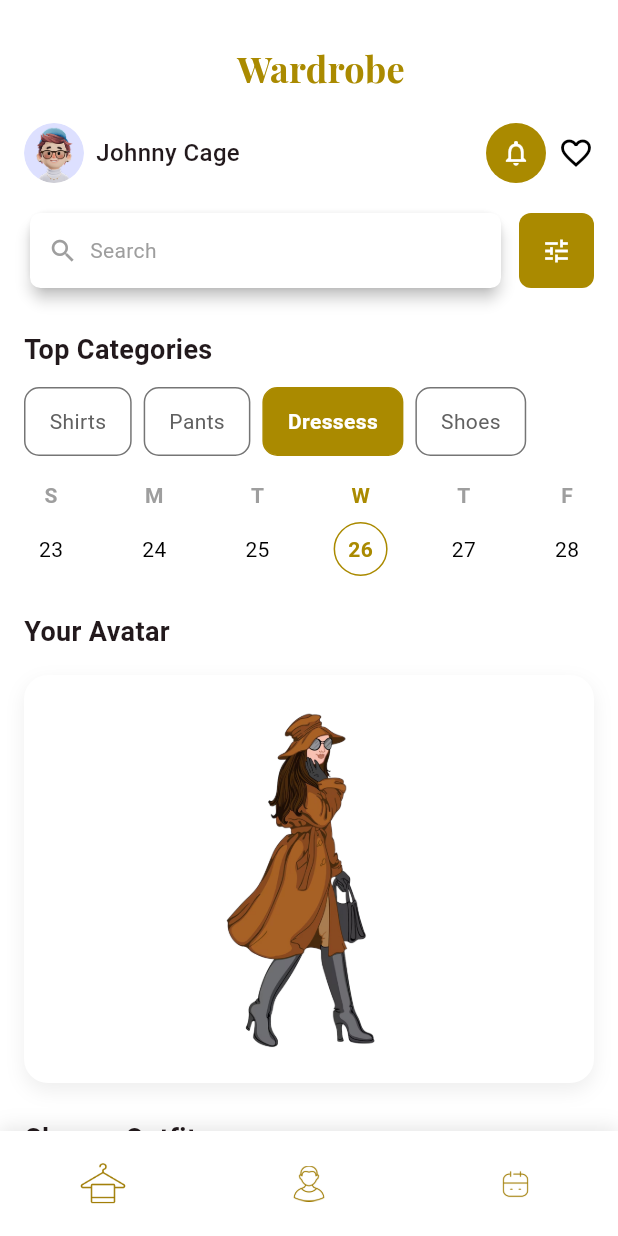
After one commit to daniyalqamar1007/fitlit_app, a Flutter app: the HomeScreen screen opened by its route, on a phone screen of 412 x 824 dp. The commit adds this screen. Run offline on Flutter 3.47's test engine with Material 3 defaults, Android fonts, the light colour scheme and no system bars; our stand-ins replace google_fonts, image_picker.

Commit message:
home page ui creation

```diff
--- a/lib/routes/App_routes.dart
+++ b/lib/routes/App_routes.dart
@@ -1,5 +1,6 @@
 
 import 'package:fitlip_app/view/Screens/Auth/sign_in.dart';
+import 'package:fitlip_app/view/Screens/Dashboard/bottomnavbar.dart';
 import 'package:flutter/cupertino.dart';
 import '../view/Screens/Auth/signup_screen.dart';
 import '../view/Screens/Onboarding_screen/Onboarding_screen.dart';
@@ -7,13 +8,15 @@ import '../view/Screens/Splash_screen/Splash_screen.dart';
 class AppRoutes {
   static const String splash = '/';
   static const String onboarding = '/onboarding';
-  static const String home = '/home';
+
   static const String signup = '/signup';
   static const String signin = '/signin';
+  static const String dashboard = '/dashboard';
   static final Map<String, WidgetBuilder> routes = {
     splash: (context) =>  SplashScreen(),
     onboarding: (context) =>  OnboardingScreen(),
     signup: (context) =>  SignUpScreen(),
     signin: (context) =>  SignInScreen(),
+    dashboard: (context) =>  HomeScreen(),
   };
 }
--- a/lib/view/Screens/Auth/sign_in.dart
+++ b/lib/view/Screens/Auth/sign_in.dart
@@ -152,6 +152,7 @@ class _SignInScreenState extends State<SignInScreen> {
         child: ElevatedButton(
           onPressed: () {
             if (_formKey.currentState?.validate() ?? false) {
+              Navigator.pushReplacementNamed(context, AppRoutes.dashboard);
               // Handle sign in logic
             }
           },
--- a/lib/view/Screens/Auth/signup_screen.dart
+++ b/lib/view/Screens/Auth/signup_screen.dart
@@ -267,7 +267,7 @@ class _SignUpScreenState extends State<SignUpScreen> {
       padding: const EdgeInsets.only(top: 16),
       child: Text.rich(
         TextSpan(
-          text: 'Already have an account? ',
+          text: 'Do you have an account? ',
           style: GoogleFonts.poppins(),
           children: [
             TextSpan(
--- /dev/null
+++ b/lib/view/Screens/Dashboard/bottomnavbar.dart
@@ -0,0 +1,95 @@
+import 'package:flutter/material.dart';
+import '../../Utils/Colors.dart';
+import 'hompage.dart';
+
+class HomeScreen extends StatefulWidget {
+  @override
+  _HomeScreenState createState() => _HomeScreenState();
+}
+
+class _HomeScreenState extends State<HomeScreen> {
+  int _currentIndex = 0;
+
+  final List<Widget> _pages = [
+    WardrobeScreen(),
+    Center(child: Text("Profile")),
+    Center(child: Text("Wallet")),
+  ];
+
+  @override
+  Widget build(BuildContext context) {
+    return Scaffold(
+      body: _pages[_currentIndex],
+      bottomNavigationBar: _buildCustomBottomNavBar(),
+    );
+  }
+
+  Widget _buildCustomBottomNavBar() {
+    return Container(
+      height: 70,
+      decoration: BoxDecoration(
+        color: Colors.white,
+        boxShadow: [
+          BoxShadow(
+            color: Colors.black.withOpacity(0.1),
+            blurRadius: 10,
+            offset: Offset(0, -2),
+          ),
+        ],
+      ),
+      child: Row(
+        mainAxisAlignment: MainAxisAlignment.spaceAround,
+        children: [
+          _buildNavItem(0, 'assets/Icons/home_icon.png', 'Wardrobe'),
+          _buildNavItem(1, 'assets/Icons/profile.png', 'Profile'),
+          _buildNavItem(2, 'assets/Icons/wallet.png', 'Wallet'),
+        ],
+      ),
+    );
+  }
+
+  Widget _buildNavItem(int index, String imagePath, String label) {
+    final isSelected = index == _currentIndex;
+
+    return GestureDetector(
+      onTap: () => setState(() => _currentIndex = index),
+      child: Container(
+        width: 70,
+        height: 60,
+        decoration: BoxDecoration(
+          borderRadius: BorderRadius.only(topLeft: Radius.circular(20))
+        ),
+        child: Column(
+          mainAxisAlignment: MainAxisAlignment.center,
+          children: [
+            // Selected item with blue circle background
+            if (isSelected)
+              Container(
+
+                decoration: BoxDecoration(
+                    borderRadius: BorderRadius.only(topLeft: Radius.circular(20))
+                ),
+                child: Center(
+                  child: Image.asset(
+                    imagePath,
+                    width: 32,
+                    height: 32,
+                    color: appcolor,
+                  ),
+                ),
+              )
+            else // Unselected item
+              Image.asset(
+                imagePath,
+                width: 24,
+                height: 24,
+                color:appcolor,
+              ),
+
+
+          ],
+        ),
+      ),
+    );
+  }
+}
--- /dev/null
+++ b/lib/view/Screens/Dashboard/hompage.dart
@@ -0,0 +1,470 @@
+import 'package:flutter/material.dart';
+import 'package:google_fonts/google_fonts.dart';
+import '../../Utils/Colors.dart';
+import '../../Utils/Constants.dart';
+
+import 'bottomnavbar.dart';
+
+class WardrobeScreen extends StatefulWidget {
+  const WardrobeScreen({Key? key}) : super(key: key);
+
+  @override
+  State<WardrobeScreen> createState() => _WardrobeScreenState();
+}
+
+class _WardrobeScreenState extends State<WardrobeScreen> {
+  final List<String> weekdays = ['S', 'M', 'T', 'W', 'T', 'F'];
+  final List<int> dates = [23, 24, 25, 26, 27, 28];
+  int selectedDateIndex = 3; // Default to 26 (index 3 in our dates array)
+
+  final List<String> categories = ['Shirts', 'Pants', 'Dressess', 'Shoes'];
+  int selectedCategoryIndex = 2; // Default to Dressess
+
+  final List<OutfitItem> outfitItems = [
+    OutfitItem(image: 'assets/Images/1.png'),
+    OutfitItem(image: 'assets/Images/2.png'),
+    OutfitItem(image: 'assets/Images/3.png'),
+    OutfitItem(image: 'assets/Images/4.png'),
+    OutfitItem(image: 'assets/Images/5.png'),
+    OutfitItem(image: 'assets/Images/6.png'),
+  ];
+
+  @override
+  Widget build(BuildContext context) {
+    return Scaffold(
+      backgroundColor: Colors.white,
+      body: SingleChildScrollView(
+        child: Padding(
+          padding: const EdgeInsets.all(16.0),
+          child: Column(
+            crossAxisAlignment: CrossAxisAlignment.start,
+            children: [
+              const SizedBox(height: 12),
+              _buildHeader(),
+              const SizedBox(height: 16),
+              _buildSearchBar(),
+              const SizedBox(height: 24),
+              _buildCategoriesSection(),
+              const SizedBox(height: 16),
+              _buildCalendarRow(),
+              const SizedBox(height: 24),
+              _buildAvatarSection(),
+              const SizedBox(height: 24),
+              _buildOutfitSection(),
+              const SizedBox(height: 24),
+              _buildActionButtons(),
+            ],
+          ),
+        ),
+      ),
+    );
+  }
+
+  Widget _buildHeader() {
+    return Column(
+      children: [
+        Row(
+          mainAxisAlignment: MainAxisAlignment.center,
+          children: [
+
+            const SizedBox(width: 16),
+             Text(
+              'Wardrobe',
+              style: GoogleFonts.playfairDisplay(
+                color: Color(0xFFAA8A00),
+                fontSize: 24,
+                fontWeight: FontWeight.bold,
+
+              ),
+            ),
+          ],
+        ),
+        SizedBox(height: 20,),
+        Row(
+          mainAxisAlignment: MainAxisAlignment.spaceBetween,
+          children: [
+Row(children: [
+  Container(
+    width: 40,
+    height: 40,
+    decoration: BoxDecoration(
+      borderRadius: BorderRadius.circular(20),
+      image: const DecorationImage(
+        image: AssetImage('assets/Images/circle_image.png'),
+        fit: BoxFit.cover,
+      ),
+    ),
+  ),
+  const SizedBox(width: 8),
+  // Name
+  const Text(
+    'Johnny Cage',
+    style: TextStyle(
+      fontSize: 16,
+      fontWeight: FontWeight.w500,
+    ),
+  ),
+],),
+            Row(
+              children: [
+                Container(
+                  width: 40,
+                  height: 40,
+                  decoration: BoxDecoration(
+                    color: const Color(0xFFAA8A00),
+                  shape: BoxShape.circle
+                  ),
+                  child: const Icon(
+                    Icons.notifications_outlined,
+                    color: Colors.white,
+                    size: 20,
+                  ),
+                ),
+                const SizedBox(width: 8),
+                const Icon(
+                  Icons.favorite_border,
+                  color: Colors.black,
+                  size: 24,
+                ),
+              ],
+            ),
+          ],
+        ),
+      ],
+    );
+  }
+
+  Widget _buildSearchBar() {
+    return Row(
+      children: [
+        // Profile image
+
+
+        Expanded(
+          flex: 3,
+          child: Card(
+            elevation: 4,
+            child: Container(
+
+              height: 50,
+              padding: const EdgeInsets.symmetric(horizontal: 12),
+              decoration: BoxDecoration(
+
+              color: Colors.white,
+                borderRadius: BorderRadius.circular(7),
+              ),
+              child: Row(
+                children: [
+                  const Icon(
+                    Icons.search,
+                    color: Colors.grey,
+                    size: 20,
+                  ),
+                  const SizedBox(width: 8),
+                  const Text(
+                    'Search',
+                    style: TextStyle(
+                      color: Colors.grey,
+                      fontSize: 14,
+                    ),
+                  ),
+                ],
+              ),
+            ),
+          ),
+        ),
+        const SizedBox(width: 8),
+        // Filter button
+        Container(
+          width: 50,
+          height: 50,
+          decoration: BoxDecoration(
+            color: const Color(0xFFAA8A00),
+            borderRadius: BorderRadius.circular(8),
+          ),
+          child: const Icon(
+            Icons.tune,
+            color: Colors.white,
+            size: 20,
+          ),
+        ),
+      ],
+    );
+  }
+
+  Widget _buildCategoriesSection() {
+    return Column(
+      crossAxisAlignment: CrossAxisAlignment.start,
+      children: [
+        const Text(
+          'Top Categories',
+          style: TextStyle(
+            fontSize: 18,
+            fontWeight: FontWeight.bold,
+          ),
+        ),
+        const SizedBox(height: 12),
+        SingleChildScrollView(
+          scrollDirection: Axis.horizontal,
+          child: Row(
+            children: List.generate(
+              categories.length,
+                  (index) => _buildCategoryChip(categories[index], index),
+            ),
+          ),
+        ),
+      ],
+    );
+  }
+
+  Widget _buildCategoryChip(String category, int index) {
+    final isSelected = index == selectedCategoryIndex;
+    return Container(
+      margin: const EdgeInsets.only(right: 8),
+      child: InkWell(
+        onTap: () {
+          setState(() {
+            selectedCategoryIndex = index;
+          });
+        },
+        child: Container(
+          padding: const EdgeInsets.symmetric(horizontal: 16, vertical: 12),
+          decoration: BoxDecoration(
+            color: isSelected ? const Color(0xFFAA8A00) : Colors.white,
+            borderRadius: BorderRadius.circular(10),
+            border: Border.all(
+              color: isSelected ? const Color(0xFFAA8A00) : Colors.black54,
+            ),
+          ),
+          child: Text(
+            category,
+            style: TextStyle(
+              color: isSelected ? Colors.white : Colors.grey.shade700,
+              fontWeight: isSelected ? FontWeight.bold : FontWeight.normal,
+            ),
+          ),
+        ),
+      ),
+    );
+  }
+
+  Widget _buildCalendarRow() {
+    return Row(
+      mainAxisAlignment: MainAxisAlignment.spaceBetween,
+      children: List.generate(
+        weekdays.length,
+            (index) => _buildCalendarItem(weekdays[index], dates[index], index),
+      ),
+    );
+  }
+
+  Widget _buildCalendarItem(String day, int date, int index) {
+    final isSelected = index == selectedDateIndex;
+    return InkWell(
+      onTap: () {
+        setState(() {
+          selectedDateIndex = index;
+        });
+      },
+      child: Column(
+        children: [
+          Text(
+            day,
+            style: TextStyle(
+              color: isSelected ? const Color(0xFFAA8A00) : Colors.grey,
+              fontWeight: FontWeight.bold,
+            ),
+          ),
+          const SizedBox(height: 8),
+          Container(
+            width: 36,
+            height: 36,
+            decoration: BoxDecoration(
+              shape: BoxShape.circle,
+              // color: isSelected ?   : Colors.transparent,
+              border: isSelected ? Border.all(color: const Color(0xFFAA8A00)) : null,
+            ),
+            child: Center(
+              child: Text(
+                date.toString(),
+                style: TextStyle(
+                  color: isSelected ? const Color(0xFFAA8A00) : Colors.black,
+                  fontWeight: isSelected ? FontWeight.bold : FontWeight.normal,
+                ),
+              ),
+            ),
+          ),
+        ],
+      ),
+    );
+  }
+
+  Widget _buildAvatarSection() {
+    return Column(
+      crossAxisAlignment: CrossAxisAlignment.start,
+      children: [
+        const Text(
+          'Your Avatar',
+          style: TextStyle(
+            fontSize: 18,
+            fontWeight: FontWeight.bold,
+          ),
+        ),
+        const SizedBox(height: 16),
+        Container(
+          width: double.infinity,
+          padding: const EdgeInsets.all(16),
+          decoration: BoxDecoration(
+            color: Colors.white,
+            borderRadius: BorderRadius.circular(16),
+            boxShadow: [
+              BoxShadow(
+                color: Colors.grey.shade200,
+                blurRadius: 10,
+                offset: const Offset(0, 5),
+              ),
+            ],
+          ),
+          child: Center(
+            child: Image.asset(
+              'assets/Images/main.png',
+              height: 240,
+              fit: BoxFit.contain,
+            ),
+          ),
+        ),
+      ],
+    );
+  }
+
+  Widget _buildOutfitSection() {
+    return Column(
+      crossAxisAlignment: CrossAxisAlignment.start,
+      children: [
+        const Text(
+          'Choose Outfit',
+          style: TextStyle(
+            fontSize: 18,
+            fontWeight: FontWeight.bold,
+          ),
+        ),
+        const SizedBox(height: 16),
+        GridView.builder(
+          shrinkWrap: true,
+          physics: const NeverScrollableScrollPhysics(),
+          gridDelegate: const SliverGridDelegateWithFixedCrossAxisCount(
+            crossAxisCount: 3,
+            crossAxisSpacing: 12,
+            mainAxisSpacing: 12,
+            childAspectRatio: 1,
+          ),
+          itemCount: outfitItems.length,
+          itemBuilder: (context, index) {
+            return _buildOutfitItem(outfitItems[index]);
+          },
+        ),
+      ],
+    );
+  }
+
+  Widget _buildOutfitItem(OutfitItem item) {
+    return Container(
+      decoration: BoxDecoration(
+        color: Colors.white,
+        borderRadius: BorderRadius.circular(12),
+        border: Border.all(color: Colors.grey.shade200),
+      ),
+      child: Center(
+        child: Padding(
+          padding: const EdgeInsets.all(16.0),
+          child: Image.asset(
+            item.image,
+            fit: BoxFit.contain,
+          ),
+        ),
+      ),
+    );
+  }
+
+  Widget _buildActionButtons() {
+    return Row(
+      children: [
+        Expanded(
+          child: Container(
+            height: 48,
+            decoration: BoxDecoration(
+              border: Border.all(color: const Color(0xFFAA8A00)),
+              borderRadius: BorderRadius.circular(8),
+            ),
+            child: Center(
+              child: Text(
+                'Upload',
+                style: TextStyle(
+                  color: const Color(0xFFAA8A00),
+                  fontWeight: FontWeight.bold,
+                ),
+              ),
+            ),
+          ),
+        ),
+        const SizedBox(width: 16),
+        Expanded(
+          child: Container(
+            height: 48,
+            decoration: BoxDecoration(
+              color: const Color(0xFFAA8A00),
+              borderRadius: BorderRadius.circular(8),
+            ),
+            child: const Center(
+              child: Text(
+                'Save Outfit',
+                style: TextStyle(
+                  color: Colors.white,
+                  fontWeight: FontWeight.bold,
+                ),
+              ),
+            ),
+          ),
+        ),
+      ],
+    );
+  }
+}
+
+// Custom painter for drawing dashed line
+class DashedLinePainter extends CustomPainter {
+  @override
+  void paint(Canvas canvas, Size size) {
+    final paint = Paint()
+      ..color = Colors.blue.shade300
+      ..strokeWidth = 1
+      ..style = PaintingStyle.stroke;
+
+    const dashWidth = 5;
+    const dashSpace = 5;
+    double startY = 0;
+
+    while (startY < size.height) {
+      canvas.drawLine(
+        Offset(0, startY),
+        Offset(0, startY + dashWidth),
+        paint,
+      );
+      startY += dashWidth + dashSpace;
+    }
+  }
+
+  @override
+  bool shouldRepaint(covariant CustomPainter oldDelegate) => false;
+}
+
+// Model for outfit items
+class OutfitItem {
+  final String image;
+  bool isSelected;
+
+  OutfitItem({
+    required this.image,
+    this.isSelected = false,
+  });
+}
--- /dev/null
+++ b/lib/view/Widgets/custom_chip.dart
@@ -0,0 +1,95 @@
+import 'package:flutter/cupertino.dart';
+import 'package:flutter/material.dart';
+
+import '../Utils/Colors.dart';
+
+class CategoryChip extends StatelessWidget {
+  final String label;
+  final bool isSelected;
+  final VoidCallback onTap;
+
+  const CategoryChip({
+    Key? key,
+    required this.label,
+    required this.isSelected,
+    required this.onTap,
+  }) : super(key: key);
+
+  @override
+  Widget build(BuildContext context) {
+    return GestureDetector(
+      onTap: onTap,
+      child: Container(
+        padding: const EdgeInsets.symmetric(horizontal: 16, vertical: 8),
+        margin: const EdgeInsets.only(right: 8),
+        decoration: BoxDecoration(
+          color: isSelected ? appcolor : Colors.white,
+          borderRadius: BorderRadius.circular(20),
+          border: Border.all(
+            color: isSelected ? appcolor : Colors.grey.shade300,
+          ),
+        ),
+        child: Text(
+          label,
+          style: TextStyle(
+            color: isSelected ? Colors.white : Colors.grey.shade700,
+            fontWeight: isSelected ? FontWeight.bold : FontWeight.normal,
+          ),
+        ),
+      ),
+    );
+  }
+}
+
+/// Custom Calendar Day Item
+class CalendarDayItem extends StatelessWidget {
+  final String day;
+  final int date;
+  final bool isSelected;
+  final VoidCallback onTap;
+
+  const CalendarDayItem({
+    Key? key,
+    required this.day,
+    required this.date,
+    required this.isSelected,
+    required this.onTap,
+  }) : super(key: key);
+
+  @override
+  Widget build(BuildContext context) {
+    return GestureDetector(
+      onTap: onTap,
+      child: Column(
+        children: [
+          Text(
+            day,
+            style: TextStyle(
+              color: isSelected ? appcolor : Colors.grey,
+              fontWeight: FontWeight.bold,
+            ),
+          ),
+          const SizedBox(height: 8),
+          Container(
+            width: 36,
+            height: 36,
+            decoration: BoxDecoration(
+              shape: BoxShape.circle,
+              color: isSelected ? appcolor.withOpacity(0.1) : Colors.transparent,
+              border: isSelected ? Border.all(color: appcolor) : null,
+            ),
+            child: Center(
+              child: Text(
+                date.toString(),
+                style: TextStyle(
+                  color: isSelected ? appcolor : Colors.black,
+                  fontWeight: isSelected ? FontWeight.bold : FontWeight.normal,
+                ),
+              ),
+            ),
+          ),
+        ],
+      ),
+    );
+  }
+}
--- /dev/null
+++ b/lib/view/Widgets/custom_searchbar.dart
@@ -0,0 +1,50 @@
+import 'package:flutter/cupertino.dart';
+import 'package:flutter/material.dart';
+
+class CustomSearchBar extends StatelessWidget {
+  final String hintText;
+  final Function(String)? onChanged;
+
+  const CustomSearchBar({
+    Key? key,
+    this.hintText = 'Search',
+    this.onChanged,
+  }) : super(key: key);
+
+  @override
+  Widget build(BuildContext context) {
+    return Container(
+      height: 50,
+      padding: const EdgeInsets.symmetric(horizontal: 16),
+      decoration: BoxDecoration(
+        color: Colors.grey.shade100,
+        borderRadius: BorderRadius.circular(25),
+        border: Border.all(color: Colors.grey.shade300),
+      ),
+      child: Row(
+        children: [
+          Icon(
+            Icons.search,
+            color: Colors.grey.shade600,
+            size: 20,
+          ),
+          const SizedBox(width: 8),
+          Expanded(
+            child: TextField(
+              onChanged: onChanged,
+              decoration: InputDecoration(
+                hintText: hintText,
+                hintStyle: TextStyle(
+                  color: Colors.grey.shade500,
+                  fontSize: 14,
+                ),
+                border: InputBorder.none,
+                contentPadding: const EdgeInsets.symmetric(vertical: 15),
+              ),
+            ),
+          ),
+        ],
+      ),
+    );
+  }
+}
```
Also changed, not shown: assets/Icons/home_icon.png (added), assets/Icons/profile.png (added), assets/Icons/wallet.png (added), assets/Images/1.png (added), assets/Images/2.png (added), assets/Images/3.png (added), assets/Images/4.png (added), assets/Images/5.png (added), assets/Images/6.png (added), assets/Images/circle_image.png (added), assets/Images/main.png (added).
